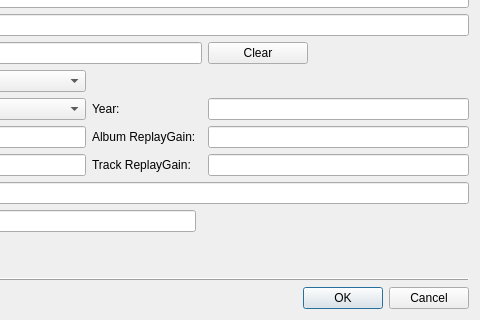
Above: src/widget_shared/tageditpage.ui from billlin0904/xamp2 before the change; both pictures show x 266 to 746 and y 425 to 745 of the 746 by 745 pixel window. Below: the same form after it.
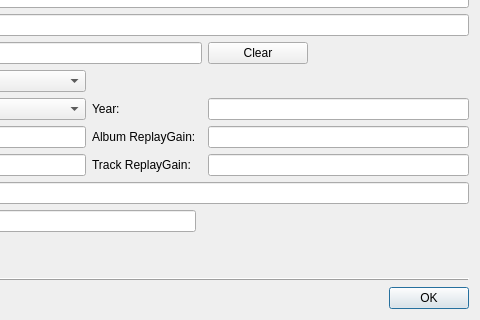
That is the form after the change.

What changed in the file:
```diff
--- a/src/widget_shared/tageditpage.ui
+++ b/src/widget_shared/tageditpage.ui
@@ -310,7 +310,7 @@
    <item row="17" column="5">
     <widget class="QDialogButtonBox" name="buttonBox">
      <property name="standardButtons">
-      <set>QDialogButtonBox::Cancel|QDialogButtonBox::Ok</set>
+      <set>QDialogButtonBox::Ok</set>
      </property>
     </widget>
    </item>
```
